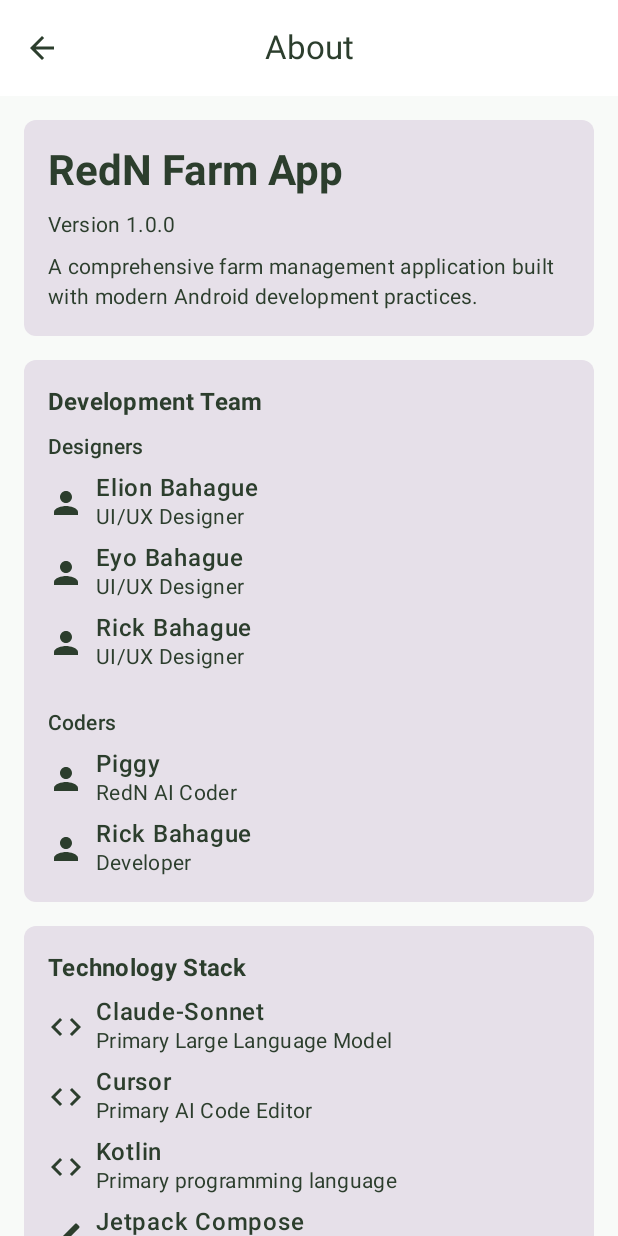
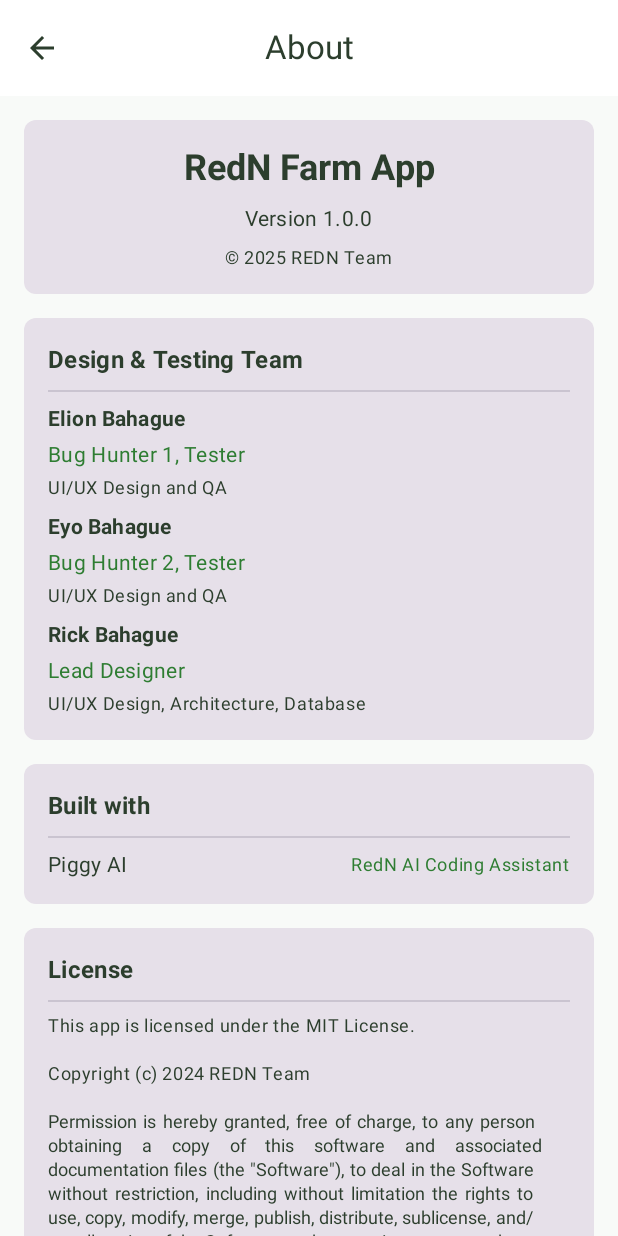
Before and after one commit to RickBahague/redn-farm-app, an Android app built with Jetpack Compose: the AboutScreen screen opened through its navigation route, on a phone screen of 412 x 824 dp. Run offline under Robolectric (Android 15) with nearby library versions, the phone set to English and light mode, and no system bars; our stand-ins replace Dagger/Hilt's generated code.

Commit message:
add about us

```diff
--- a/app/src/main/java/com/redn/farm/ui/screens/about/AboutScreen.kt
+++ b/app/src/main/java/com/redn/farm/ui/screens/about/AboutScreen.kt
@@ -1,32 +1,16 @@
-/*
- * Copyright (c) 2024 RedN Farm App Team
- *
- * This file is part of RedN Farm App, licensed under the MIT License.
- * See the LICENSE file for details.
- *
- * Designers:
- * - Elion Bahague
- * - Eyo Bahague
- * - Rick Bahague
- *
- * Coders:
- * - Piggy, the RedN AI Coder
- * - Rick Bahague
- */
-
 package com.redn.farm.ui.screens.about
 
 import androidx.compose.foundation.layout.*
 import androidx.compose.foundation.rememberScrollState
 import androidx.compose.foundation.verticalScroll
 import androidx.compose.material.icons.Icons
-import androidx.compose.material.icons.filled.*
+import androidx.compose.material.icons.filled.ArrowBack
 import androidx.compose.material3.*
 import androidx.compose.runtime.*
 import androidx.compose.ui.Alignment
 import androidx.compose.ui.Modifier
-import androidx.compose.ui.graphics.vector.ImageVector
 import androidx.compose.ui.text.font.FontWeight
+import androidx.compose.ui.text.style.TextAlign
 import androidx.compose.ui.unit.dp
 
 @OptIn(ExperimentalMaterial3Api::class)
@@ -52,10 +36,40 @@ fun AboutScreen(
                 .padding(padding)
                 .verticalScroll(rememberScrollState())
                 .padding(16.dp),
+            horizontalAlignment = Alignment.CenterHorizontally,
             verticalArrangement = Arrangement.spacedBy(16.dp)
         ) {
             // App Info Section
-            Card(modifier = Modifier.fillMaxWidth()) {
+            Card(
+                modifier = Modifier.fillMaxWidth()
+            ) {
+                Column(
+                    modifier = Modifier
+                        .fillMaxWidth()
+                        .padding(16.dp),
+                    horizontalAlignment = Alignment.CenterHorizontally,
+                    verticalArrangement = Arrangement.spacedBy(8.dp)
+                ) {
+                    Text(
+                        text = "RedN Farm App",
+                        style = MaterialTheme.typography.headlineSmall,
+                        fontWeight = FontWeight.Bold
+                    )
+                    Text(
+                        text = "Version 1.0.0",
+                        style = MaterialTheme.typography.bodyMedium
+                    )
+                    Text(
+                        text = "© 2025 REDN Team",
+                        style = MaterialTheme.typography.bodySmall
+                    )
+                }
+            }
+
+            // Team Section
+            Card(
+                modifier = Modifier.fillMaxWidth()
+            ) {
                 Column(
                     modifier = Modifier
                         .fillMaxWidth()
@@ -63,23 +77,36 @@ fun AboutScreen(
                     verticalArrangement = Arrangement.spacedBy(8.dp)
                 ) {
                     Text(
-                        text = "RedN Farm App",
-                        style = MaterialTheme.typography.headlineMedium,
+                        text = "Design & Testing Team",
+                        style = MaterialTheme.typography.titleMedium,
                         fontWeight = FontWeight.Bold
                     )
-                    Text(
-                        text = "Version 1.0.0",
-                        style = MaterialTheme.typography.bodyMedium
+                    Divider()
+                    TeamMember(
+                        name = "Elion Bahague",
+                        role = "Bug Hunter 1, Tester",
+                        description = "UI/UX Design and QA"
                     )
-                    Text(
-                        text = "A comprehensive farm management application built with modern Android development practices.",
-                        style = MaterialTheme.typography.bodyMedium
+
+                    TeamMember(
+                        name = "Eyo Bahague",
+                        role = "Bug Hunter 2, Tester",
+                        description = "UI/UX Design and QA"
                     )
+
+                    TeamMember(
+                        name = "Rick Bahague",
+                        role = "Lead Designer",
+                        description = "UI/UX Design, Architecture, Database"
+                    )
+                    // Add other team members here
                 }
             }
 
-            // Team Section
-            Card(modifier = Modifier.fillMaxWidth()) {
+            // Technologies Section
+            Card(
+                modifier = Modifier.fillMaxWidth()
+            ) {
                 Column(
                     modifier = Modifier
                         .fillMaxWidth()
@@ -87,95 +114,22 @@ fun AboutScreen(
                     verticalArrangement = Arrangement.spacedBy(8.dp)
                 ) {
                     Text(
-                        text = "Development Team",
+                        text = "Built with",
                         style = MaterialTheme.typography.titleMedium,
                         fontWeight = FontWeight.Bold
                     )
-
-                    Text(
-                        text = "Designers",
-                        style = MaterialTheme.typography.titleSmall,
-                        fontWeight = FontWeight.Medium
-                    )
-                    TeamMember(
-                        name = "Elion Bahague",
-                        role = "UI/UX Designer"
-                    )
-                    TeamMember(
-                        name = "Eyo Bahague",
-                        role = "UI/UX Designer"
-                    )
-                    TeamMember(
-                        name = "Rick Bahague",
-                        role = "UI/UX Designer"
-                    )
-
-                    Spacer(modifier = Modifier.height(8.dp))
-
-                    Text(
-                        text = "Coders",
-                        style = MaterialTheme.typography.titleSmall,
-                        fontWeight = FontWeight.Medium
-                    )
-                    TeamMember(
-                        name = "Piggy",
-                        role = "RedN AI Coder"
-                    )
-                    TeamMember(
-                        name = "Rick Bahague",
-                        role = "Developer"
-                    )
-                }
-            }
-
-            // Technology Stack
-            Card(modifier = Modifier.fillMaxWidth()) {
-                Column(
-                    modifier = Modifier
-                        .fillMaxWidth()
-                        .padding(16.dp),
-                    verticalArrangement = Arrangement.spacedBy(8.dp)
-                ) {
-                    Text(
-                        text = "Technology Stack",
-                        style = MaterialTheme.typography.titleMedium,
-                        fontWeight = FontWeight.Bold
-                    )
-                    TechStackItem(
-                        icon = Icons.Default.Code,
-                        name = "Claude-Sonnet",
-                        description = "Primary Large Language Model"
-                    )
-                    TechStackItem(
-                        icon = Icons.Default.Code,
-                        name = "Cursor",
-                        description = "Primary AI Code Editor"
-                    )
-                    TechStackItem(
-                        icon = Icons.Default.Code,
-                        name = "Kotlin",
-                        description = "Primary programming language"
-                    )
-                    TechStackItem(
-                        icon = Icons.Default.Brush,
-                        name = "Jetpack Compose",
-                        description = "Modern UI toolkit"
-                    )
-                    TechStackItem(
-                        icon = Icons.Default.Storage,
-                        name = "Room Database",
-                        description = "Local data persistence"
-                    )
-                    TechStackItem(
-                        icon = Icons.Default.Architecture,
-                        name = "MVVM Architecture",
-                        description = "Clean and maintainable codebase"
+                    Divider()
+                    Technology(
+                        name = "Piggy AI",
+                        version = "RedN AI Coding Assistant"
                     )
                 }
             }
 
             // License Section
-            Card(modifier = Modifier.fillMaxWidth()) {
+            Card(
+                modifier = Modifier.fillMaxWidth()
+            ) {
                 Column(
                     modifier = Modifier
                         .fillMaxWidth()
@@ -187,38 +141,19 @@ fun AboutScreen(
                         style = MaterialTheme.typography.titleMedium,
                         fontWeight = FontWeight.Bold
                     )
+                    Divider()
                     Text(
-                        text = "MIT License",
-                        style = MaterialTheme.typography.bodyLarge,
-                        fontWeight = FontWeight.Medium
-                    )
-                    Text(
-                        text = "Copyright © 2024 RedN Farm App Team",
-                        style = MaterialTheme.typography.bodyMedium
-                    )
-                }
-            }
+                        text = """
+                            This app is licensed under the MIT License.
 
-            // Contact Section
-            Card(modifier = Modifier.fillMaxWidth()) {
-                Column(
-                    modifier = Modifier
-                        .fillMaxWidth()
-                        .padding(16.dp),
-                    verticalArrangement = Arrangement.spacedBy(8.dp)
-                ) {
-                    Text(
-                        text = "Contact",
-                        style = MaterialTheme.typography.titleMedium,
-                        fontWeight = FontWeight.Bold
-                    )
-                    Text(
-                        text = "For support and inquiries:",
-                        style = MaterialTheme.typography.bodyMedium
-                    )
-                    Text(
-                        text = "farmapp@redn.asia",
-                        style = MaterialTheme.typography.bodyMedium
+                            Copyright (c) 2024 REDN Team
+
+                            Permission is hereby granted, free of charge, to any person obtaining a copy of this software and associated documentation files (the "Software"), to deal in the Software without restriction, including without limitation the rights to use, copy, modify, merge, publish, distribute, sublicense, and/or sell copies of the Software, and to permit persons to whom the Software is furnished to do so, subject to the following conditions:
+
+                            The above copyright notice and this permission notice shall be included in all copies or substantial portions of the Software.
+                        """.trimIndent(),
+                        style = MaterialTheme.typography.bodySmall,
+                        textAlign = TextAlign.Justify
                     )
                 }
             }
@@ -229,58 +164,48 @@ fun AboutScreen(
 @Composable
 private fun TeamMember(
     name: String,
-    role: String
+    role: String,
+    description: String
 ) {
-    Row(
+    Column(
         modifier = Modifier.fillMaxWidth(),
-        verticalAlignment = Alignment.CenterVertically
+        verticalArrangement = Arrangement.spacedBy(4.dp)
     ) {
-        Icon(
-            Icons.Default.Person,
-            contentDescription = null,
-            modifier = Modifier.size(24.dp)
-        )
-        Spacer(modifier = Modifier.width(8.dp))
-        Column {
         Text(
             text = name,
-                style = MaterialTheme.typography.bodyLarge,
-                fontWeight = FontWeight.Medium
+            style = MaterialTheme.typography.titleSmall,
+            fontWeight = FontWeight.Bold
         )
         Text(
             text = role,
-                style = MaterialTheme.typography.bodyMedium
+            style = MaterialTheme.typography.bodyMedium,
+            color = MaterialTheme.colorScheme.primary
         )
-        }
+        Text(
+            text = description,
+            style = MaterialTheme.typography.bodySmall
+        )
     }
 }
 
 @Composable
-private fun TechStackItem(
-    icon: ImageVector,
+private fun Technology(
     name: String,
-    description: String
+    version: String
 ) {
     Row(
         modifier = Modifier.fillMaxWidth(),
+        horizontalArrangement = Arrangement.SpaceBetween,
         verticalAlignment = Alignment.CenterVertically
     ) {
-        Icon(
-            icon,
-            contentDescription = null,
-            modifier = Modifier.size(24.dp)
-        )
-        Spacer(modifier = Modifier.width(8.dp))
-        Column {
         Text(
             text = name,
-                style = MaterialTheme.typography.bodyLarge,
-                fontWeight = FontWeight.Medium
+            style = MaterialTheme.typography.bodyMedium
         )
         Text(
-                text = description,
-                style = MaterialTheme.typography.bodyMedium
+            text = version,
+            style = MaterialTheme.typography.bodySmall,
+            color = MaterialTheme.colorScheme.primary
         )
     }
 }
-}
--- a/app/src/main/java/com/redn/farm/ui/screens/main/MainScreen.kt
+++ b/app/src/main/java/com/redn/farm/ui/screens/main/MainScreen.kt
@@ -47,7 +47,7 @@ fun MainScreen(
                                 text = "Yongy & Eyo's FARM",
                                 style = MaterialTheme.typography.headlineMedium.copy(
                                     fontWeight = FontWeight.Bold,
-                                    letterSpacing = 1.sp
+                                    letterSpacing = 2.sp
                                 ),
                                 color = MaterialTheme.colorScheme.primary
                             )
@@ -59,10 +59,7 @@ fun MainScreen(
                     },
                     actions = {
                         IconButton(onClick = onNavigateToAbout) {
-                            Icon(
-                                imageVector = Icons.Default.Info,
-                                contentDescription = "About"
-                            )
+                            Icon(Icons.Default.Info, contentDescription = "About")
                         }
                     }
                 )
```
Also changed, not shown: app/src/main/java/com/redn/farm/FarmApplication.kt (+0 -16 lines), app/src/main/java/com/redn/farm/MainActivity.kt (+0 -16 lines), 2 other files. Lines whose indentation alone changed are shown as unchanged.
